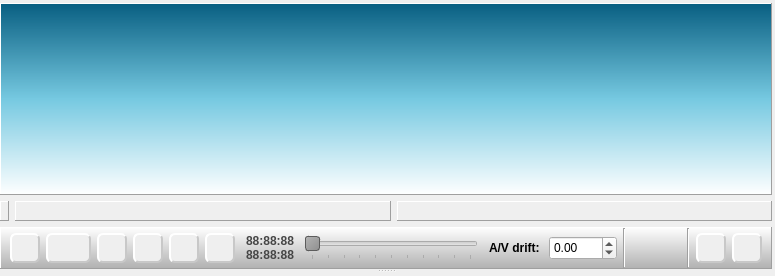
Above: Homer/forms/Widgets/ParticipantWidget.ui from Homer-Conferencing/Homer-Conferencing before the change. Below: the same form after it.
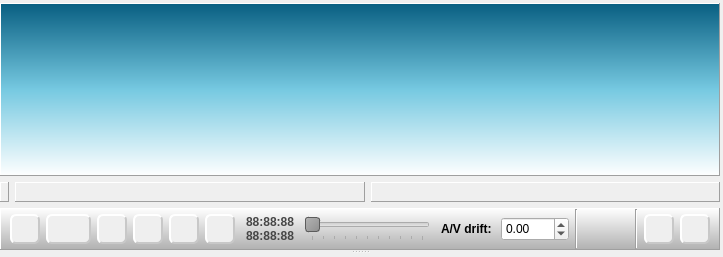
That is the form after the change. Icons and pictures are not drawn. Custom widgets are drawn as their Qt base class.

Patch:
```diff
--- a/Homer/forms/Widgets/ParticipantWidget.ui
+++ b/Homer/forms/Widgets/ParticipantWidget.ui
@@ -6,14 +6,14 @@
    <rect>
     <x>0</x>
     <y>0</y>
-    <width>775</width>
-    <height>276</height>
+    <width>723</width>
+    <height>257</height>
    </rect>
   </property>
   <property name="font">
    <font>
     <family>Arial</family>
-    <pointsize>10</pointsize>
+    <pointsize>12</pointsize>
     <weight>75</weight>
     <bold>true</bold>
    </font>
@@ -21,6 +21,16 @@
   <property name="acceptDrops">
    <bool>true</bool>
   </property>
+  <property name="styleSheet">
+   <string notr="true">QDockWidget::title { font: bold; text-align: center; padding: 3px;
+		background-color: qlineargradient(spread:pad, x1:0, y1:0, x2:0, y2:1, stop:0 rgba(176, 176, 176, 255), stop:1 rgba(255, 255, 255, 255));}</string>
+  </property>
+  <property name="floating">
+   <bool>false</bool>
+  </property>
+  <property name="features">
+   <set>QDockWidget::AllDockWidgetFeatures</set>
+  </property>
   <property name="windowTitle">
    <string>Participant widget</string>
   </property>
```
